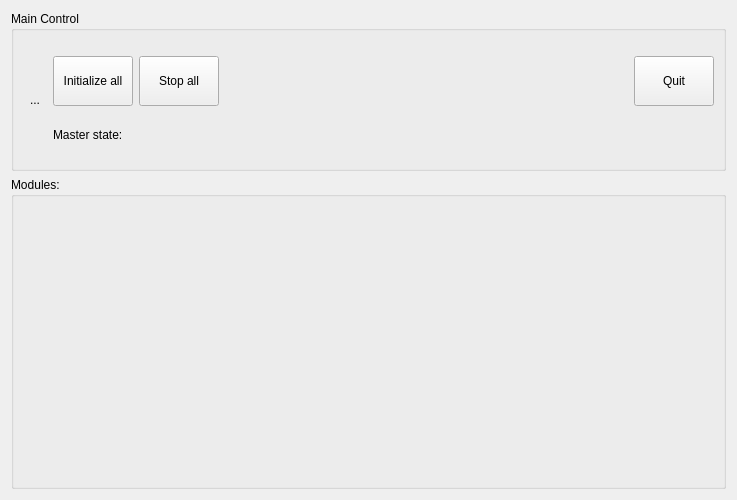
First picture: the form in process/joanhq/mainwindow/joanhq.ui, repository tud-hri/joan, before the edit.
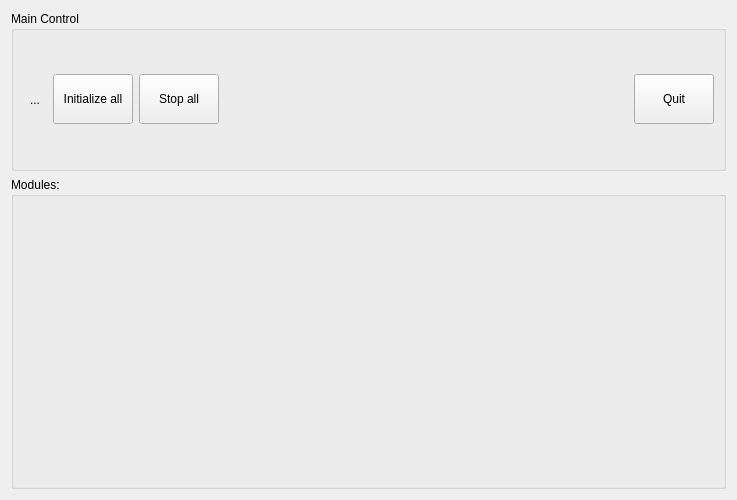
Second picture: the form after the edit.

Commit message: Datarecorder with millis in settings and removal of master state

```diff
--- a/process/joanhq/mainwindow/joanhq.ui
+++ b/process/joanhq/mainwindow/joanhq.ui
@@ -120,32 +120,6 @@
           <property name="sizeConstraint">
            <enum>QLayout::SetFixedSize</enum>
           </property>
-          <item>
-           <widget class="QLabel" name="label">
-            <property name="sizePolicy">
-             <sizepolicy hsizetype="Preferred" vsizetype="Maximum">
-              <horstretch>0</horstretch>
-              <verstretch>0</verstretch>
-             </sizepolicy>
-            </property>
-            <property name="text">
-             <string>Master state:</string>
-            </property>
-           </widget>
-          </item>
-          <item>
-           <widget class="QLabel" name="lbl_master_state">
-            <property name="sizePolicy">
-             <sizepolicy hsizetype="Preferred" vsizetype="Fixed">
-              <horstretch>0</horstretch>
-              <verstretch>0</verstretch>
-             </sizepolicy>
-            </property>
-            <property name="text">
-             <string>&lt;state&gt;</string>
-            </property>
-           </widget>
-          </item>
           <item>
            <spacer name="horizontal_spacer">
             <property name="orientation">
```
The commit also changes 5 other files.
